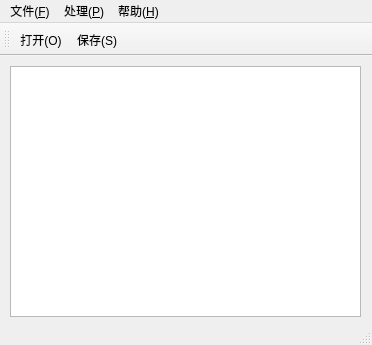
Qt form mainwindow.ui (LuluffyLee/GrainCounter) before a commit.
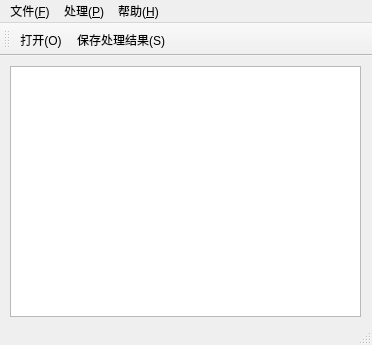
The same form after that commit. Icons and pictures are not drawn.

Commit message: 增加保存图像

```diff
--- a/mainwindow.ui
+++ b/mainwindow.ui
@@ -94,7 +94,7 @@
      <normaloff>:/images/save.png</normaloff>:/images/save.png</iconset>
    </property>
    <property name="text">
-    <string>保存(&amp;S)</string>
+    <string>保存处理结果(&amp;S)</string>
    </property>
    <property name="shortcut">
     <string>Ctrl+S</string>
```
The commit also changes 2 other files.
